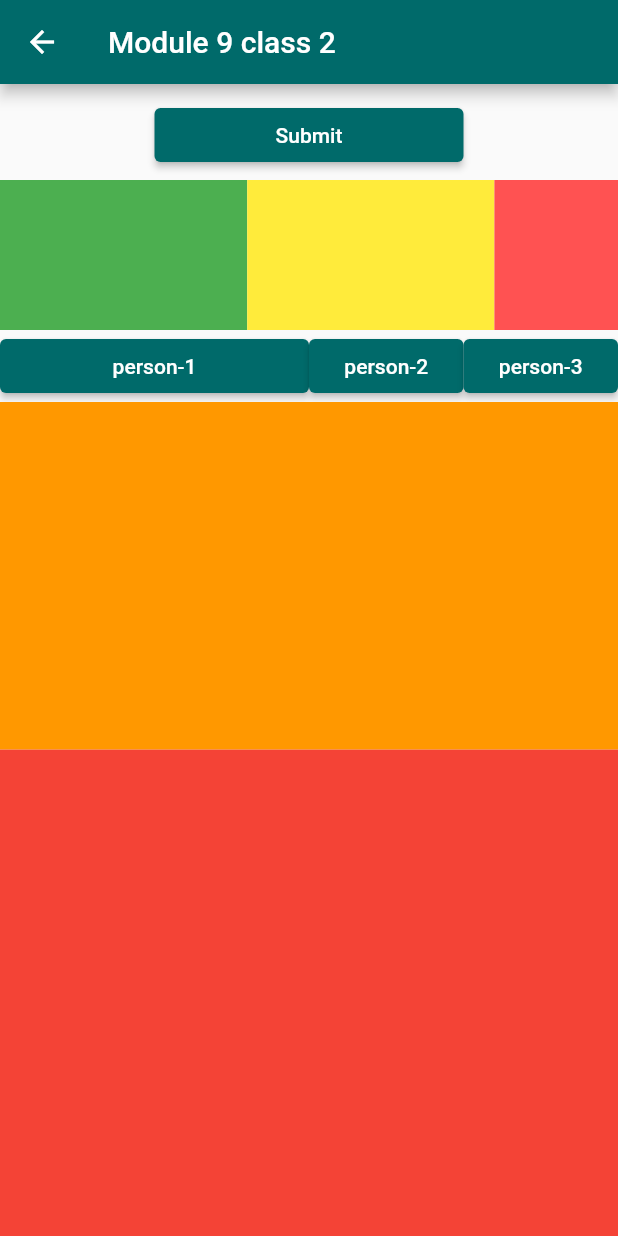
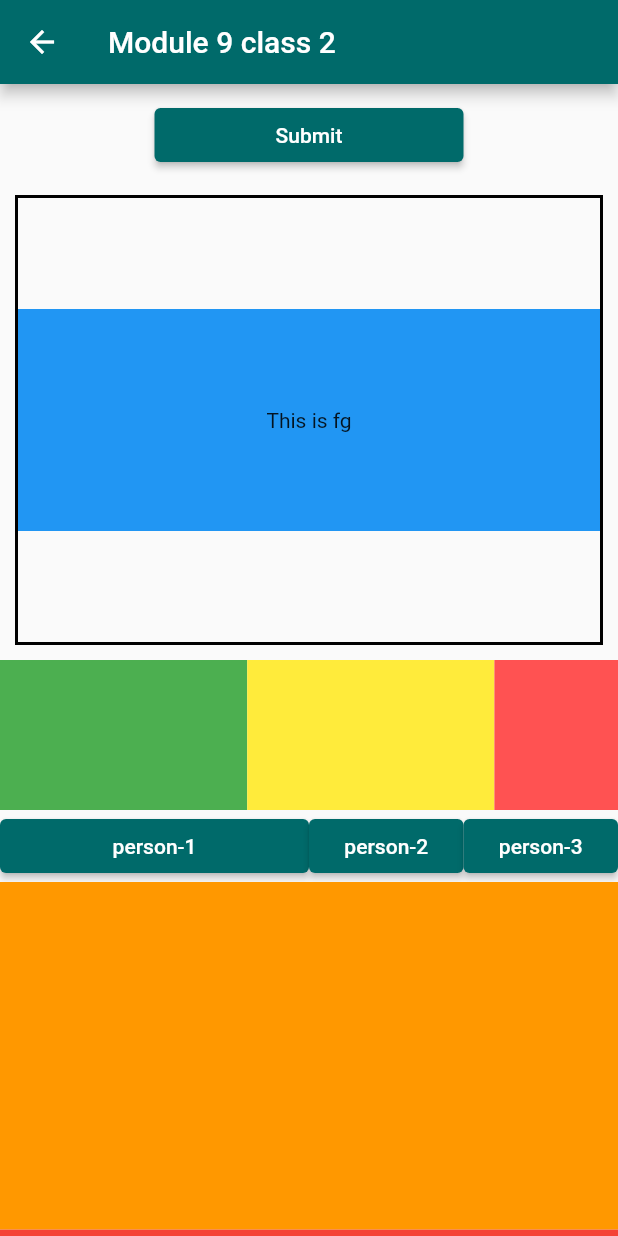
Before and after one commit to Maha6468/ostad_flutter_practice, a Flutter app: the M9C2 screen opened directly, on a phone screen of 412 x 824 dp. Run offline on Flutter 3.47's test engine with Material 3 defaults, Android fonts, the phone set to English and light mode, and no system bars.

Commit message:
container, FractionallySizedBox

```diff
--- a/lib/Flutter_Practice/Module_9/class_2.dart
+++ b/lib/Flutter_Practice/Module_9/class_2.dart
@@ -17,6 +17,7 @@ class _M9C2State extends State<M9C2> {
       body:SingleChildScrollView(
         child: Column(
           children: [
+
             SizedBox(height: 10,),
             FractionallySizedBox(
               widthFactor: 0.5,
@@ -26,6 +27,23 @@ class _M9C2State extends State<M9C2> {
               ),
             ),
             SizedBox(height: 6,),
+
+            Container(
+
+              margin: EdgeInsets.all(10),
+              decoration: BoxDecoration(
+                  border: Border.all(color: Colors.black,width: 2)
+              ),
+
+              height: 300,
+              child: FractionallySizedBox(
+                heightFactor: 0.5,
+                child: Container(
+                  color: Colors.blue,
+                  child: Center(child: Text('This is fg')),
+                ),
+              ),
+            ),
 
 
             Row(
```
